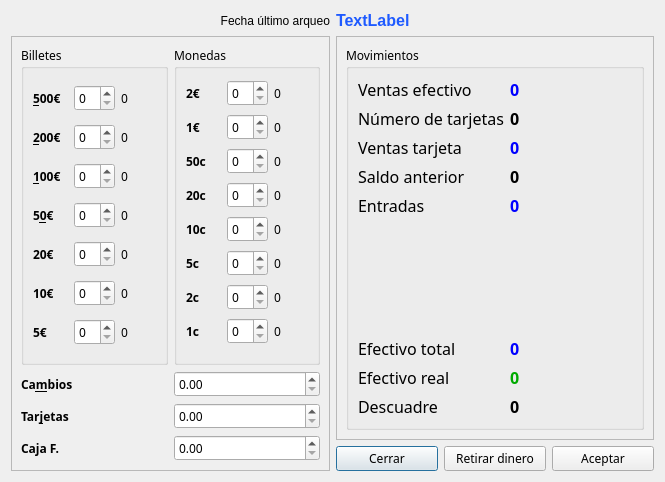
First picture: the form in cajas.ui, repository Ladis72/tienda, before the edit.
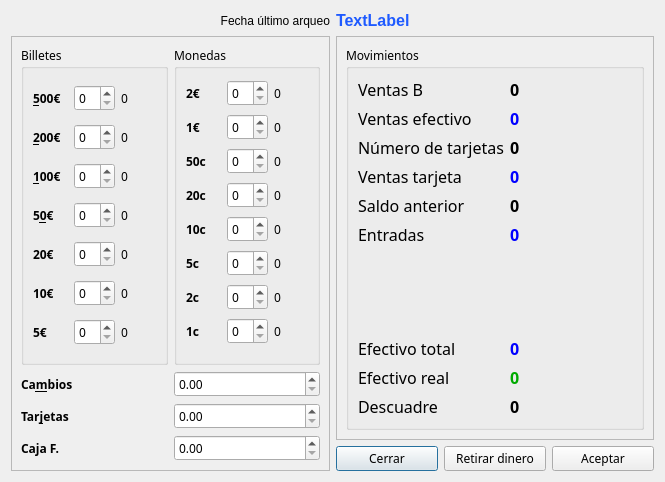
Second picture: the form after the edit.

```diff
--- a/cajas.ui
+++ b/cajas.ui
@@ -607,7 +607,22 @@
          <string>Movimientos</string>
         </property>
         <layout class="QGridLayout" name="gridLayout_6">
-         <item row="1" column="1">
+         <item row="1" column="0">
+          <widget class="QLabel" name="label">
+           <property name="font">
+            <font>
+             <family>Fira Sans</family>
+             <pointsize>12</pointsize>
+             <weight>50</weight>
+             <bold>false</bold>
+            </font>
+           </property>
+           <property name="text">
+            <string>Ventas efectivo</string>
+           </property>
+          </widget>
+         </item>
+         <item row="2" column="1">
           <widget class="QLabel" name="labelNumeroTarjetas">
            <property name="font">
             <font>
@@ -622,7 +637,7 @@
            </property>
           </widget>
          </item>
-         <item row="6" column="0">
+         <item row="7" column="0">
           <widget class="QLabel" name="label_29">
            <property name="font">
             <font>
@@ -637,7 +652,7 @@
            </property>
           </widget>
          </item>
-         <item row="3" column="1">
+         <item row="4" column="1">
           <widget class="QLabel" name="labelSaldoAnterior">
            <property name="font">
             <font>
@@ -652,7 +667,7 @@
            </property>
           </widget>
          </item>
-         <item row="6" column="1">
+         <item row="7" column="1">
           <widget class="QLabel" name="labelEfectivoTotal">
            <property name="font">
             <font>
@@ -670,7 +685,7 @@
            </property>
           </widget>
          </item>
-         <item row="2" column="1">
+         <item row="3" column="1">
           <widget class="QLabel" name="label_ventasTarjeta">
            <property name="font">
             <font>
@@ -688,7 +703,7 @@
            </property>
           </widget>
          </item>
-         <item row="4" column="0">
+         <item row="5" column="0">
           <widget class="QLabel" name="label_20">
            <property name="font">
             <font>
@@ -703,7 +718,7 @@
            </property>
           </widget>
          </item>
-         <item row="3" column="0">
+         <item row="4" column="0">
           <widget class="QLabel" name="label_19">
            <property name="font">
             <font>
@@ -718,7 +733,7 @@
            </property>
           </widget>
          </item>
-         <item row="2" column="0">
+         <item row="3" column="0">
           <widget class="QLabel" name="label_2">
            <property name="font">
             <font>
@@ -733,22 +748,7 @@
            </property>
           </widget>
          </item>
-         <item row="0" column="0">
-          <widget class="QLabel" name="label">
-           <property name="font">
-            <font>
-             <family>Fira Sans</family>
-             <pointsize>12</pointsize>
-             <weight>50</weight>
-             <bold>false</bold>
-            </font>
-           </property>
-           <property name="text">
-            <string>Ventas efectivo</string>
-           </property>
-          </widget>
-         </item>
-         <item row="8" column="0">
+         <item row="9" column="0">
           <widget class="QLabel" name="label_27">
            <property name="font">
             <font>
@@ -763,7 +763,7 @@
            </property>
           </widget>
          </item>
-         <item row="4" column="1">
+         <item row="5" column="1">
           <widget class="QLabel" name="labelEntradas">
            <property name="font">
             <font>
@@ -781,7 +781,7 @@
            </property>
           </widget>
          </item>
-         <item row="7" column="0">
+         <item row="8" column="0">
           <widget class="QLabel" name="label_28">
            <property name="font">
             <font>
@@ -796,7 +796,7 @@
            </property>
           </widget>
          </item>
-         <item row="5" column="0">
+         <item row="6" column="0">
           <spacer name="verticalSpacer">
            <property name="orientation">
             <enum>Qt::Vertical</enum>
@@ -809,7 +809,7 @@
            </property>
           </spacer>
          </item>
-         <item row="7" column="1">
+         <item row="8" column="1">
           <widget class="QLabel" name="labelEfectivoR">
            <property name="font">
             <font>
@@ -827,7 +827,7 @@
            </property>
           </widget>
          </item>
-         <item row="8" column="1">
+         <item row="9" column="1">
           <widget class="QLabel" name="labelDescuadre">
            <property name="font">
             <font>
@@ -842,7 +842,7 @@
            </property>
           </widget>
          </item>
-         <item row="1" column="0">
+         <item row="2" column="0">
           <widget class="QLabel" name="label_18">
            <property name="font">
             <font>
@@ -857,7 +857,7 @@
            </property>
           </widget>
          </item>
-         <item row="0" column="1">
+         <item row="1" column="1">
           <widget class="QLabel" name="label_ventasEfectivo">
            <property name="font">
             <font>
@@ -881,6 +881,37 @@
            </property>
           </widget>
          </item>
+         <item row="0" column="0">
+          <widget class="QLabel" name="label_21">
+           <property name="enabled">
+            <bool>true</bool>
+           </property>
+           <property name="font">
+            <font>
+             <pointsize>12</pointsize>
+             <weight>50</weight>
+             <bold>false</bold>
+            </font>
+           </property>
+           <property name="text">
+            <string>Ventas B</string>
+           </property>
+          </widget>
+         </item>
+         <item row="0" column="1">
+          <widget class="QLabel" name="label_ventasB">
+           <property name="font">
+            <font>
+             <pointsize>12</pointsize>
+             <weight>75</weight>
+             <bold>true</bold>
+            </font>
+           </property>
+           <property name="text">
+            <string>0</string>
+           </property>
+          </widget>
+         </item>
         </layout>
        </widget>
       </item>
```
